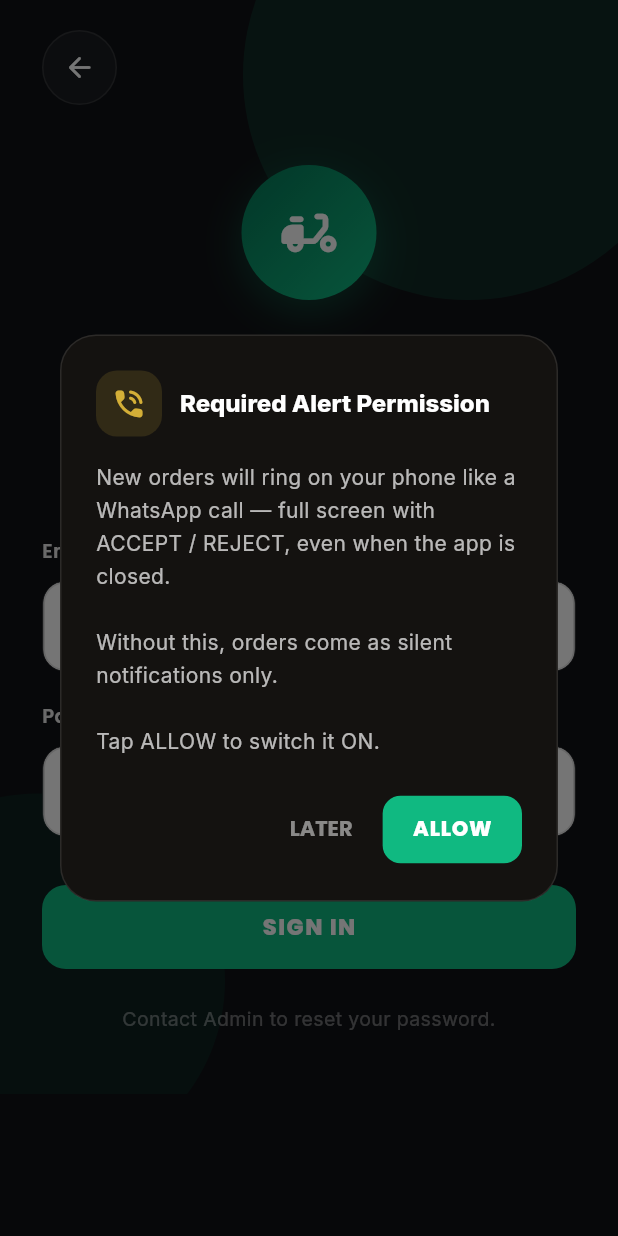
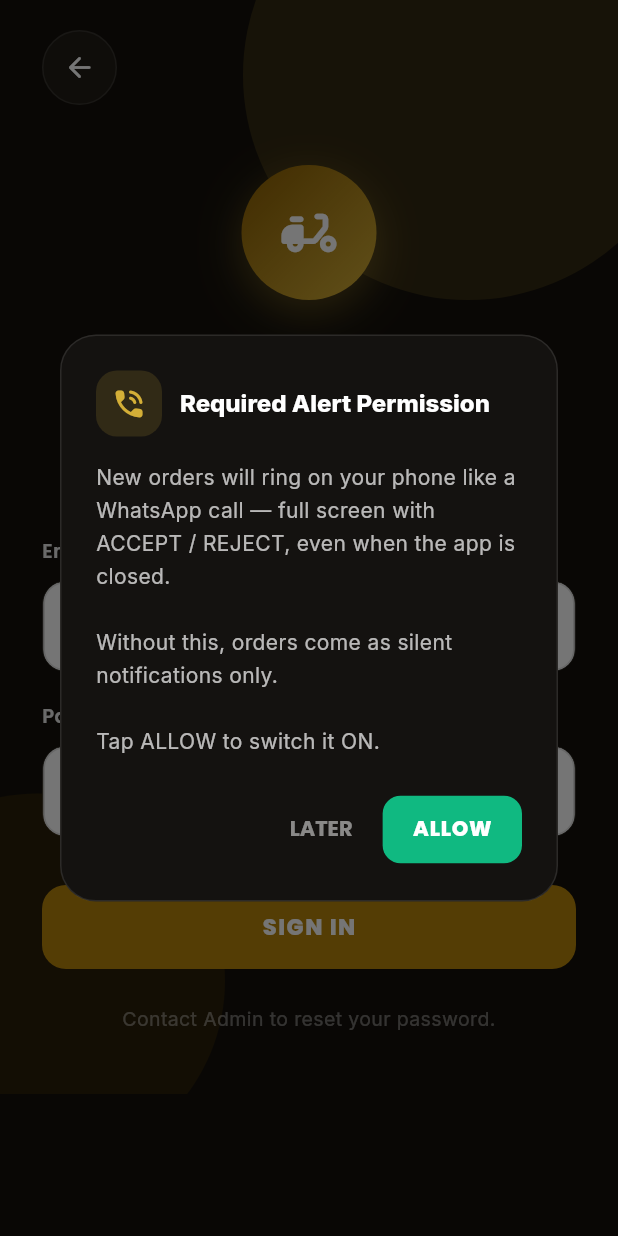
Before and after one commit to biswajitkhamari2-creator/foodmela-rider-app, a Flutter app: the screen it shows after launch, on a phone screen of 412 x 824 dp. Run offline on Flutter 3.47's test engine with Material 3 defaults, Android fonts, the phone set to English and light mode, and no system bars; drawn by our look-alikes of flutter_animate; our stand-ins replace cloud_firestore, firebase_auth, firebase_core, firebase_messaging, flutter_local_notifications, geolocator and 3 more; missing offline and left inert: agora_rtc_engine, flutter_ringtone_player; accounts and stored records are empty.

Commit message:
rider: golden login screen to match dashboard theme

```diff
--- a/lib/features/rider/rider_login_screen.dart
+++ b/lib/features/rider/rider_login_screen.dart
@@ -252,10 +252,10 @@ class _RiderLoginScreenState extends State<RiderLoginScreen> {
   @override
   Widget build(BuildContext context) {
     return Scaffold(
-      backgroundColor: const Color(0xFF0F1115),
+      backgroundColor: const Color(0xFF14100A),
       body: Stack(
         children: [
-          // Background ambient glows
+          // Background ambient gold glows
           Positioned(
             top: -100,
             right: -50,
@@ -264,7 +264,7 @@ class _RiderLoginScreenState extends State<RiderLoginScreen> {
               height: 300,
               decoration: BoxDecoration(
                 shape: BoxShape.circle,
-                color: const Color(0xFF10B981).withValues(alpha: 0.15),
+                color: const Color(0xFFD4AF37).withValues(alpha: 0.16),
               ),
             ).animate(onPlay: (controller) => controller.repeat(reverse: true))
              .scale(duration: const Duration(seconds: 4), begin: const Offset(1, 1), end: const Offset(1.2, 1.2))
@@ -278,7 +278,7 @@ class _RiderLoginScreenState extends State<RiderLoginScreen> {
               height: 250,
               decoration: BoxDecoration(
                 shape: BoxShape.circle,
-                color: const Color(0xFF047857).withValues(alpha: 0.15),
+                color: const Color(0xFF8C5E00).withValues(alpha: 0.18),
               ),
             ).animate(onPlay: (controller) => controller.repeat(reverse: true))
              .scale(duration: const Duration(seconds: 5), begin: const Offset(1.2, 1.2), end: const Offset(1, 1))
@@ -303,19 +303,19 @@ class _RiderLoginScreenState extends State<RiderLoginScreen> {
                   ).animate().fadeIn(duration: 400.ms).slideX(begin: -0.2),
                   const SizedBox(height: 40),
 
-                  // Brand Header
+                  // Brand Header — golden
                   Center(
                     child: Container(
                       width: 90, height: 90,
                       decoration: BoxDecoration(
                         gradient: const LinearGradient(
-                            colors: [Color(0xFF047857), Color(0xFF10B981)],
+                            colors: [Color(0xFF8C5E00), Color(0xFFD4AF37)],
                             begin: Alignment.topLeft,
                             end: Alignment.bottomRight),
                         shape: BoxShape.circle,
                         boxShadow: [
                           BoxShadow(
-                              color: const Color(0xFF10B981).withValues(alpha: 0.3),
+                              color: const Color(0xFFD4AF37).withValues(alpha: 0.35),
                               blurRadius: 24,
                               offset: const Offset(0, 8))
                         ],
@@ -326,7 +326,7 @@ class _RiderLoginScreenState extends State<RiderLoginScreen> {
                   const SizedBox(height: 24),
                   Center(
                     child: Text('FOOD MELA',
-                        style: GoogleFonts.poppins(fontSize: 20, fontWeight: FontWeight.w800, color: const Color(0xFF10B981), letterSpacing: 1.5)),
+                        style: GoogleFonts.poppins(fontSize: 20, fontWeight: FontWeight.w800, color: const Color(0xFFD4AF37), letterSpacing: 1.5)),
                   ).animate().fadeIn(delay: 200.ms).slideY(begin: 0.2).shimmer(delay: 1000.ms, duration: 1500.ms, color: Colors.white.withOpacity(0.5)),
                   Center(
                     child: Text('Delivery Partner',
@@ -392,15 +392,15 @@ class _RiderLoginScreenState extends State<RiderLoginScreen> {
 
                   const SizedBox(height: 32),
 
-                  // Submit Button
+                  // Submit Button — golden
                   SizedBox(
                     width: double.infinity, height: 56,
                     child: ElevatedButton(
                       onPressed: _loading ? null : _signIn,
                       style: ElevatedButton.styleFrom(
-                        backgroundColor: const Color(0xFF10B981),
+                        backgroundColor: const Color(0xFFB8860B),
                         shape: RoundedRectangleBorder(borderRadius: BorderRadius.circular(16)),
-                        disabledBackgroundColor: const Color(0xFF10B981).withOpacity(0.5),
+                        disabledBackgroundColor: const Color(0xFFB8860B).withOpacity(0.5),
                         elevation: 0,
                       ),
                       child: _loading
```
